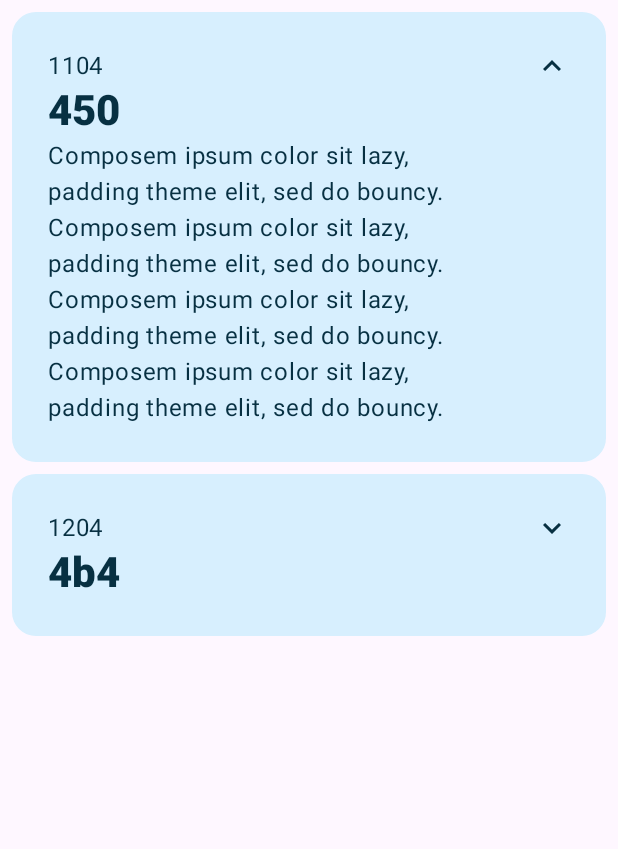
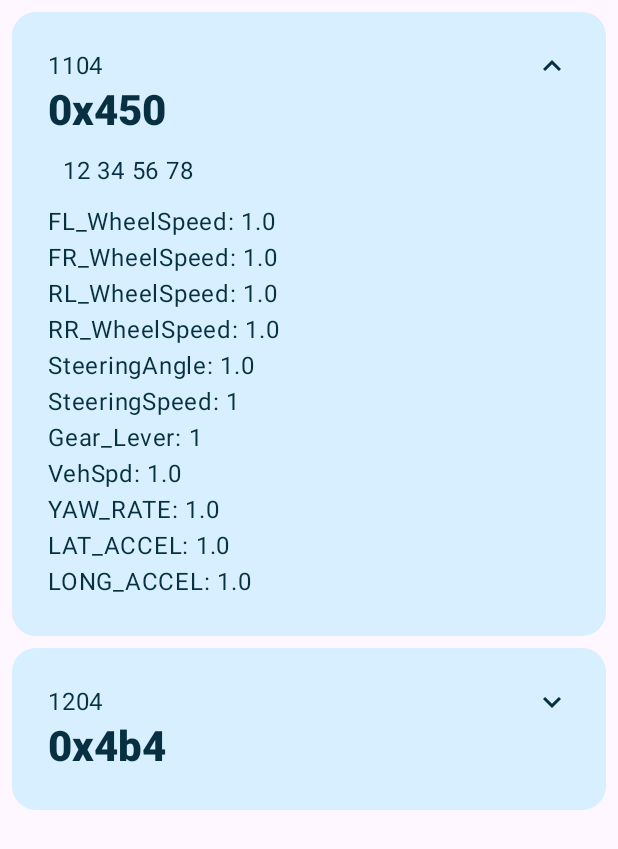
Before and after one commit to mych907/bCAN, an Android app built with Jetpack Compose: the composable CanMessagePanels shown on its own in the app's theme, after a tap on "Show more", on a phone screen of 412 x 824 dp. Shown: the top 849 px of the screen. Run offline under Robolectric (Android 15) with nearby library versions, the light colour scheme and no system bars.

Commit message:
Adjusted rawData format in dummy data for consistency. Now preview is working properly.

```diff
--- a/app/src/main/java/com/bitsensing/bcan/MainActivity.kt
+++ b/app/src/main/java/com/bitsensing/bcan/MainActivity.kt
@@ -107,7 +107,7 @@ class MainActivity : ComponentActivity() {
     }
 }
 
-@Preview
+//@Preview
 @Composable
 fun MainScreenPreview() {
     MainScreen(Modifier.fillMaxSize())
@@ -133,6 +133,7 @@ private fun CanMessagePanel(canData: CanData, modifier: Modifier = Modifier) {
     val id = canData.id
     val idHex = Integer.toHexString(id)
     val rawData = canData.rawData
+    val formattedRawData = rawData.chunked(2).joinToString( " ")
     val decodedData = canData.decodedData
 
     Surface(
@@ -154,14 +155,15 @@ private fun CanMessagePanel(canData: CanData, modifier: Modifier = Modifier) {
                 .padding(12.dp)
             ) {
                 Text(text = "$id")
-                Text(text = "$idHex", style = MaterialTheme.typography.headlineMedium.copy(
+                Text(text = "0x$idHex", style = MaterialTheme.typography.headlineMedium.copy(
                     fontWeight =  FontWeight.ExtraBold
                 )
                 )
                 if (expanded) {
-                    Text(
-                        text = ("Composem ipsum color sit lazy, " +
-                                "padding theme elit, sed do bouncy. ").repeat(4),)
+                    Text(formattedRawData, modifier = Modifier.padding(10.dp))
+                    for ((key, value) in decodedData.toMap()) {
+                        Text("$key: $value")
+                    }
                 }
             }
             IconButton(
@@ -189,7 +191,7 @@ private fun CanMessagePanels(
     val dummyCanDataList: List<CanData> = listOf(
         CanData(
             id = 1104,
-            rawData = "0x12345678",
+            rawData = "12345678",
             decodedData = DecodedData(
                 1.0,
                 1.0,
@@ -206,7 +208,7 @@ private fun CanMessagePanels(
         ),
         CanData(
             id = 1204,
-            rawData = "0x12345678",
+            rawData = "12345678",
             decodedData = DecodedData(
                 1.0,
                 1.0,
@@ -230,13 +232,10 @@ private fun CanMessagePanels(
     }
 }
 
-@Preview(showBackground = true, widthDp = 320)
+@Preview(showBackground = true)
 @Composable
 fun CanMessagePanelPreview() {
     bCANTheme {
-        Column {
-            CanMessagePanels()
-
-        }
+        CanMessagePanels()
     }
 }
```
